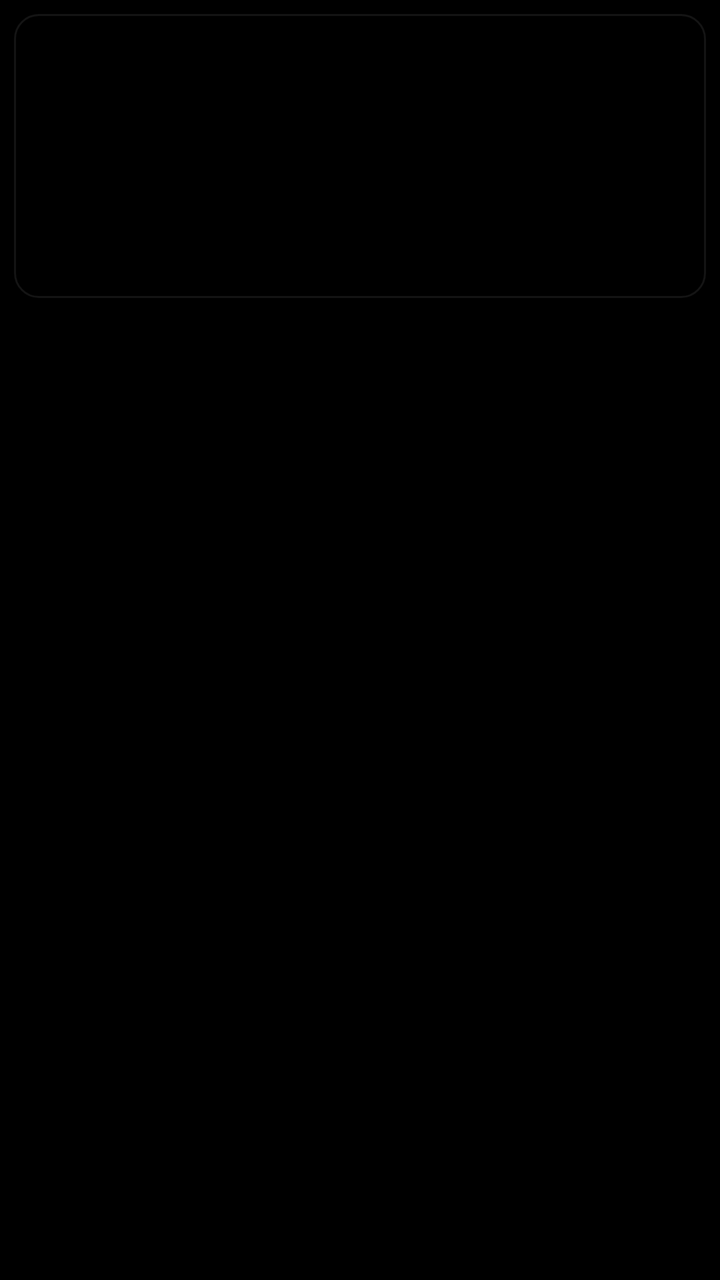
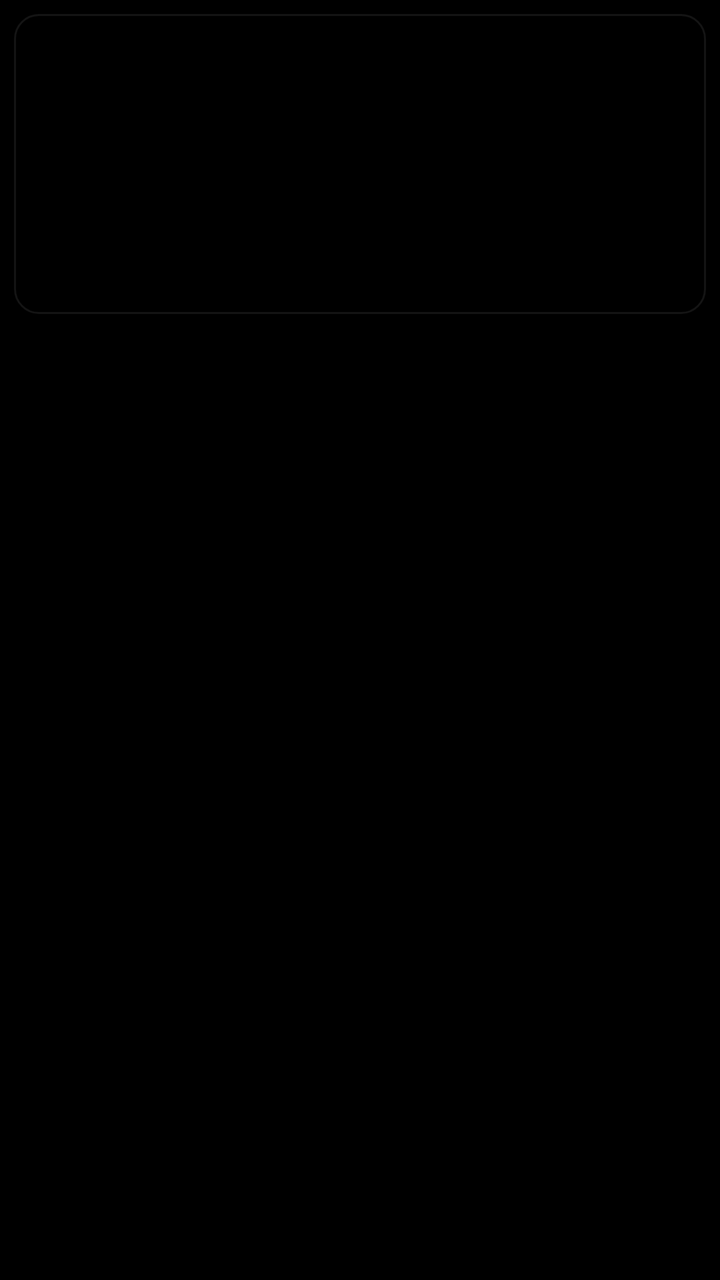

The first picture is an Android layout as it rendered before a commit; the second is the same layout after the commit. The layout source and the unified diff follow.
<!-- AndroidManifest.xml: application theme Theme.MtvLauncher -->
<!-- res/layout/item_bigapp.xml -->
<?xml version="1.0" encoding="utf-8"?>
<FrameLayout xmlns:android="http://schemas.android.com/apk/res/android"
    android:layout_width="189dp"
    android:layout_height="wrap_content"
    android:clipChildren="false"
    android:clipToPadding="false"
    android:padding="7dp">

    <FrameLayout
        android:id="@+id/card"
        android:layout_width="match_parent"
        android:layout_height="142dp"
        android:focusable="true"
        android:foreground="@drawable/tile_bg"
        android:padding="12dp">

        <LinearLayout
            android:layout_width="wrap_content"
            android:layout_height="wrap_content"
            android:gravity="center_vertical"
            android:orientation="horizontal">

            <ImageView
                android:id="@+id/big_logo"
                android:layout_width="wrap_content"
                android:layout_height="20dp"
                android:adjustViewBounds="true"
                android:importantForAccessibility="no" />

            <TextView
                android:id="@+id/big_brand"
                android:layout_width="wrap_content"
                android:layout_height="wrap_content"
                android:layout_marginStart="6dp"
                android:fontFamily="sans-serif-medium"
                android:letterSpacing="-0.02"
                android:textColor="#FFFFFFFF"
                android:textSize="15sp"
                android:textStyle="bold" />
        </LinearLayout>

        <LinearLayout
            android:layout_width="match_parent"
            android:layout_height="wrap_content"
            android:layout_gravity="bottom"
            android:orientation="vertical">

            <TextView
                android:id="@+id/big_sub"
                android:layout_width="wrap_content"
                android:layout_height="wrap_content"
                android:textColor="#BFFFFFFF"
                android:textSize="9sp" />

            <TextView
                android:id="@+id/big_action"
                android:layout_width="wrap_content"
                android:layout_height="wrap_content"
                android:fontFamily="sans-serif-medium"
                android:textColor="#FFFFFFFF"
                android:textSize="12sp" />
        </LinearLayout>
    </FrameLayout>
</FrameLayout>
<!-- resources referenced by this layout -->
<resources>
  <!-- drawable tile_bg (drawable) -->
  <?xml version="1.0" encoding="utf-8"?>
  <selector xmlns:android="http://schemas.android.com/apk/res/android">
      <item android:state_focused="true">
          <shape android:shape="rectangle">
              <corners android:radius="12dp" />
              <stroke android:width="2dp" android:color="#E6FFFFFF" />
          </shape>
      </item>
      <item>
          <shape android:shape="rectangle">
              <corners android:radius="12dp" />
              <stroke android:width="1dp" android:color="#14FFFFFF" />
          </shape>
      </item>
  </selector>
  <style name="Theme.MtvLauncher" parent="@android:style/Theme.DeviceDefault.NoActionBar">
          <item name="android:windowBackground">@android:color/black</item>
          <item name="android:windowShowWallpaper">false</item>
          <item name="android:windowNoTitle">true</item>
          <item name="android:windowFullscreen">true</item>
          <item name="android:windowAnimationStyle">@null</item>
      </style>
</resources>

<!-- the commit's change to res/layout/item_bigapp.xml (unified diff, before → after) -->
@@ -9,7 +9,7 @@
     <FrameLayout
         android:id="@+id/card"
         android:layout_width="match_parent"
-        android:layout_height="142dp"
+        android:layout_height="150dp"
         android:focusable="true"
         android:foreground="@drawable/tile_bg"
         android:padding="12dp">
@@ -50,7 +50,7 @@
                 android:layout_width="wrap_content"
                 android:layout_height="wrap_content"
                 android:textColor="#BFFFFFFF"
-                android:textSize="9sp" />
+                android:textSize="10.5sp" />
 
             <TextView
                 android:id="@+id/big_action"
